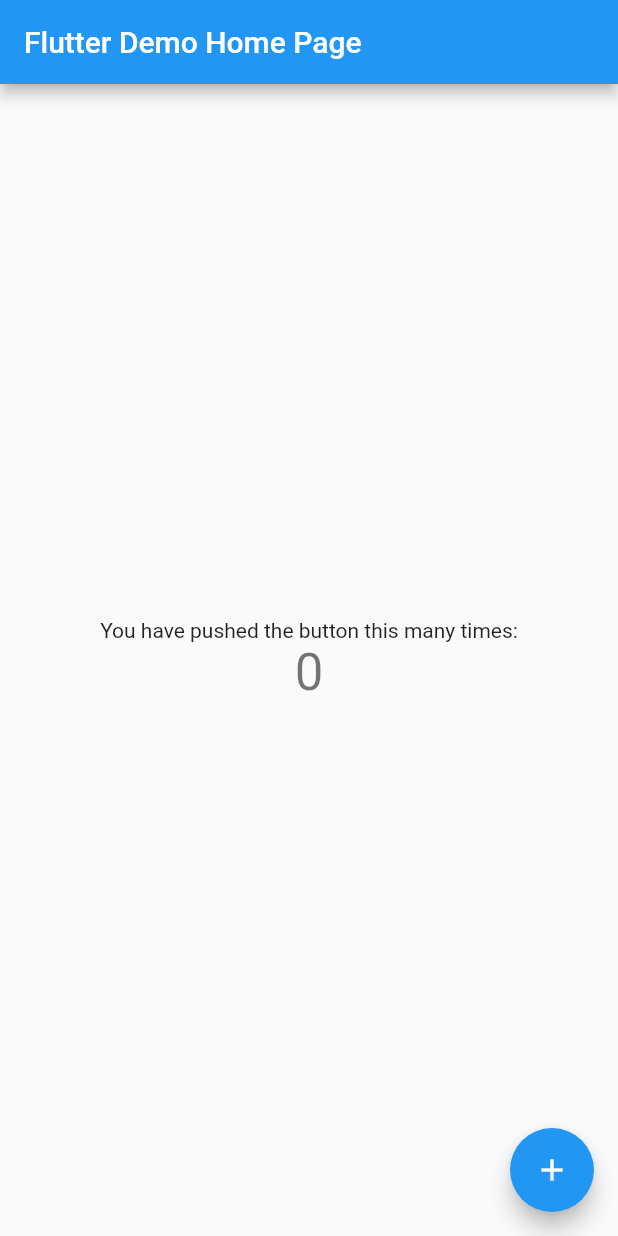
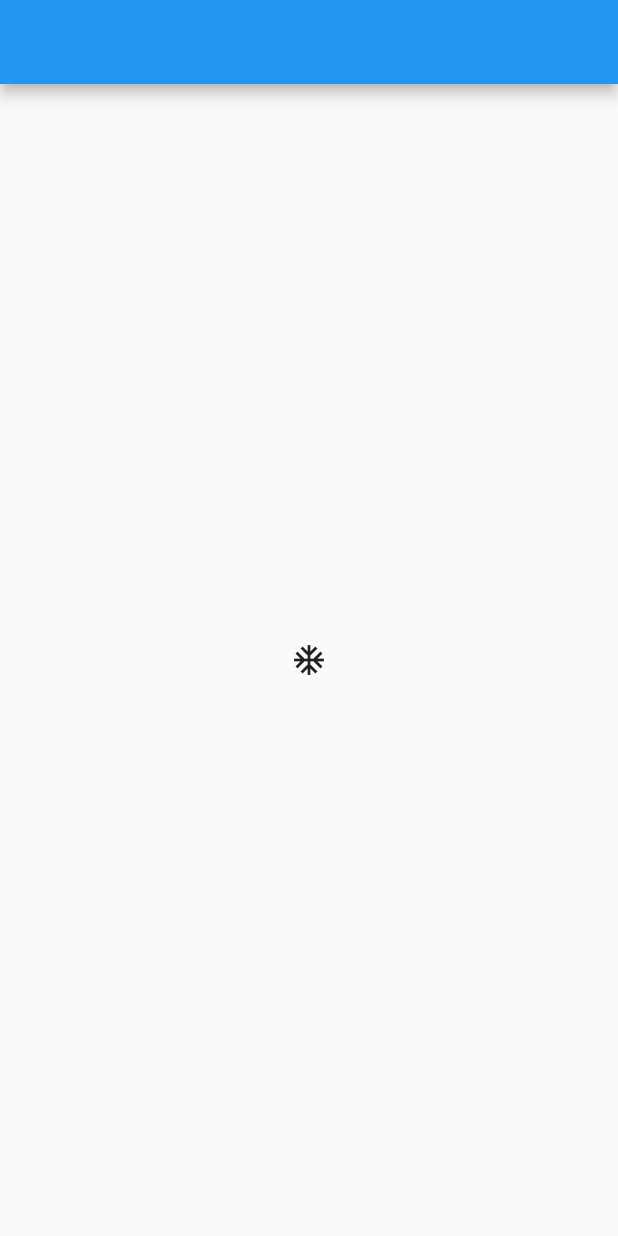
Before and after one commit to z2wenfa/FlutterPractises, a Flutter app: the screen it shows after launch, on a phone screen of 412 x 824 dp. Run offline on Flutter 3.47's test engine with Material 2 defaults, Android fonts, the phone set to English and light mode, and no system bars.

Commit message:
添加Center控件Demo

```diff
--- /dev/null
+++ b/lib/layout/CenterDemo.dart
@@ -0,0 +1,14 @@
+import 'package:flutter/material.dart';
+
+/**
+ *  显示一个控件,并使其居中显示,是Align组件的一种精简模式
+ *  【child】:孩子控件 【Widegt】
+ */
+class CenterDemo extends StatelessWidget {
+  @override
+  Widget build(BuildContext context) {
+    return Center(
+      child: Icon(Icons.ac_unit),
+    );
+  }
+}
--- a/lib/main.dart
+++ b/lib/main.dart
@@ -1,113 +1,38 @@
 import 'package:flutter/material.dart';
+import 'package:flutter_practises/layout/CenterDemo.dart';
 
 void main() {
   runApp(MyApp());
 }
 
 class MyApp extends StatelessWidget {
-  // This widget is the root of your application.
   @override
   Widget build(BuildContext context) {
     return MaterialApp(
       title: 'Flutter Demo',
+      debugShowCheckedModeBanner: false,
       theme: ThemeData(
-        // This is the theme of your application.
-        //
-        // Try running your application with "flutter run". You'll see the
-        // application has a blue toolbar. Then, without quitting the app, try
-        // changing the primarySwatch below to Colors.green and then invoke
-        // "hot reload" (press "r" in the console where you ran "flutter run",
-        // or simply save your changes to "hot reload" in a Flutter IDE).
-        // Notice that the counter didn't reset back to zero; the application
-        // is not restarted.
         primarySwatch: Colors.blue,
       ),
-      home: MyHomePage(title: 'Flutter Demo Home Page'),
+      home: MyHomePage(),
     );
   }
 }
 
 class MyHomePage extends StatefulWidget {
-  MyHomePage({Key key, this.title}) : super(key: key);
-
-  // This widget is the home page of your application. It is stateful, meaning
-  // that it has a State object (defined below) that contains fields that affect
-  // how it looks.
-
-  // This class is the configuration for the state. It holds the values (in this
-  // case the title) provided by the parent (in this case the App widget) and
-  // used by the build method of the State. Fields in a Widget subclass are
-  // always marked "final".
-
-  final String title;
+  MyHomePage({Key key}) : super(key: key);
 
   @override
   _MyHomePageState createState() => _MyHomePageState();
 }
 
 class _MyHomePageState extends State<MyHomePage> {
-  int _counter = 0;
-
-  void _incrementCounter() {
-    setState(() {
-      // This call to setState tells the Flutter framework that something has
-      // changed in this State, which causes it to rerun the build method below
-      // so that the display can reflect the updated values. If we changed
-      // _counter without calling setState(), then the build method would not be
-      // called again, and so nothing would appear to happen.
-      _counter++;
-    });
-  }
-
   @override
   Widget build(BuildContext context) {
-    // This method is rerun every time setState is called, for instance as done
-    // by the _incrementCounter method above.
-    //
-    // The Flutter framework has been optimized to make rerunning build methods
-    // fast, so that you can just rebuild anything that needs updating rather
-    // than having to individually change instances of widgets.
     return Scaffold(
-      appBar: AppBar(
-        // Here we take the value from the MyHomePage object that was created by
-        // the App.build method, and use it to set our appbar title.
-        title: Text(widget.title),
+      appBar: AppBar(),
+      body: CenterDemo(
       ),
-      body: Center(
-        // Center is a layout widget. It takes a single child and positions it
-        // in the middle of the parent.
-        child: Column(
-          // Column is also a layout widget. It takes a list of children and
-          // arranges them vertically. By default, it sizes itself to fit its
-          // children horizontally, and tries to be as tall as its parent.
-          //
-          // Invoke "debug painting" (press "p" in the console, choose the
-          // "Toggle Debug Paint" action from the Flutter Inspector in Android
-          // Studio, or the "Toggle Debug Paint" command in Visual Studio Code)
-          // to see the wireframe for each widget.
-          //
-          // Column has various properties to control how it sizes itself and
-          // how it positions its children. Here we use mainAxisAlignment to
-          // center the children vertically; the main axis here is the vertical
-          // axis because Columns are vertical (the cross axis would be
-          // horizontal).
-          mainAxisAlignment: MainAxisAlignment.center,
-          children: <Widget>[
-            Text(
-              'You have pushed the button this many times:',
-            ),
-            Text(
-              '$_counter',
-              style: Theme.of(context).textTheme.headline4,
-            ),
-          ],
-        ),
-      ),
-      floatingActionButton: FloatingActionButton(
-        onPressed: _incrementCounter,
-        tooltip: 'Increment',
-        child: Icon(Icons.add),
-      ), // This trailing comma makes auto-formatting nicer for build methods.
     );
   }
 }
```
Also changed, not shown: 1 other file.
